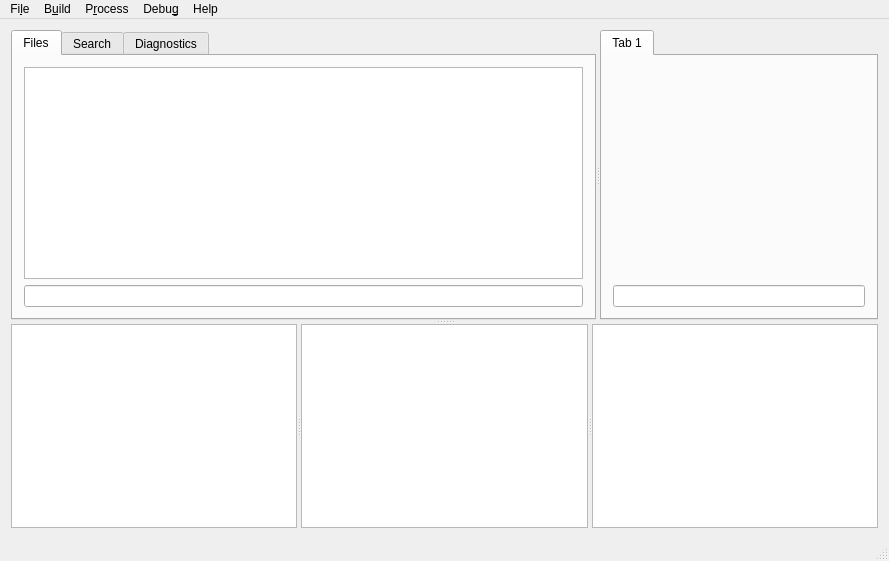
Before: the Qt Designer form Saber-Plus/mainwindow.ui in demensdeum/Saber-Plus, drawn with Qt 5.
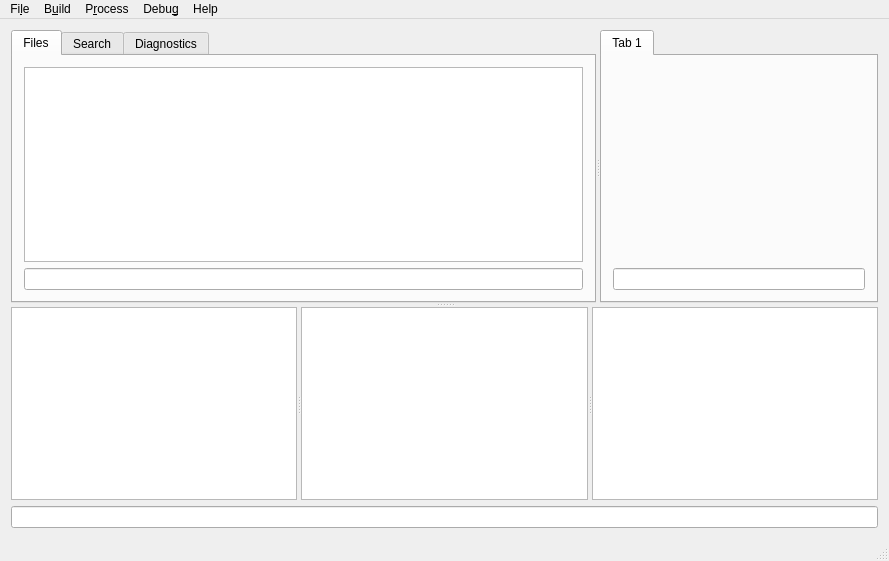
After: the same form once the commit is applied. Custom widgets are drawn as their Qt base class.

Commit message: Send commands to debugger line edit added

Diff of the .ui file:
```diff
--- a/Saber-Plus/mainwindow.ui
+++ b/Saber-Plus/mainwindow.ui
@@ -101,6 +101,9 @@
       </widget>
      </widget>
     </item>
+    <item row="1" column="0">
+     <widget class="QLineEdit" name="debuggerProcessInputLineEdit"/>
+    </item>
    </layout>
   </widget>
   <widget class="QMenuBar" name="menuBar">
```
Left out of the diff: 8 changed lines with no effect on the pictures. The commit also changes 6 other files.
